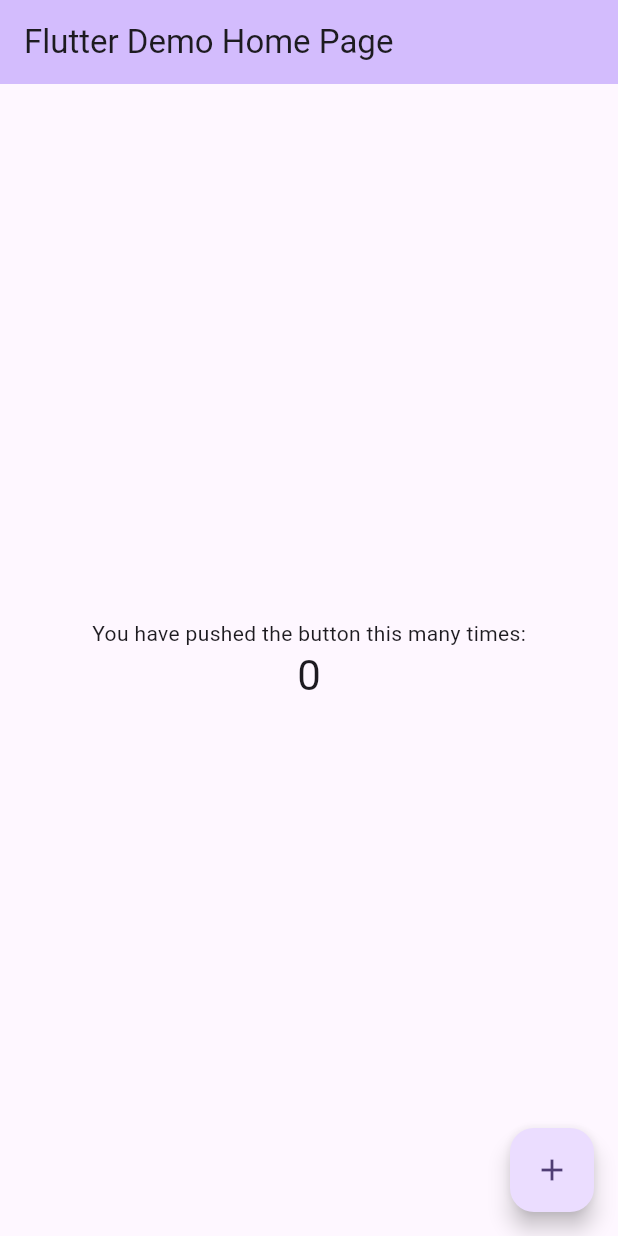
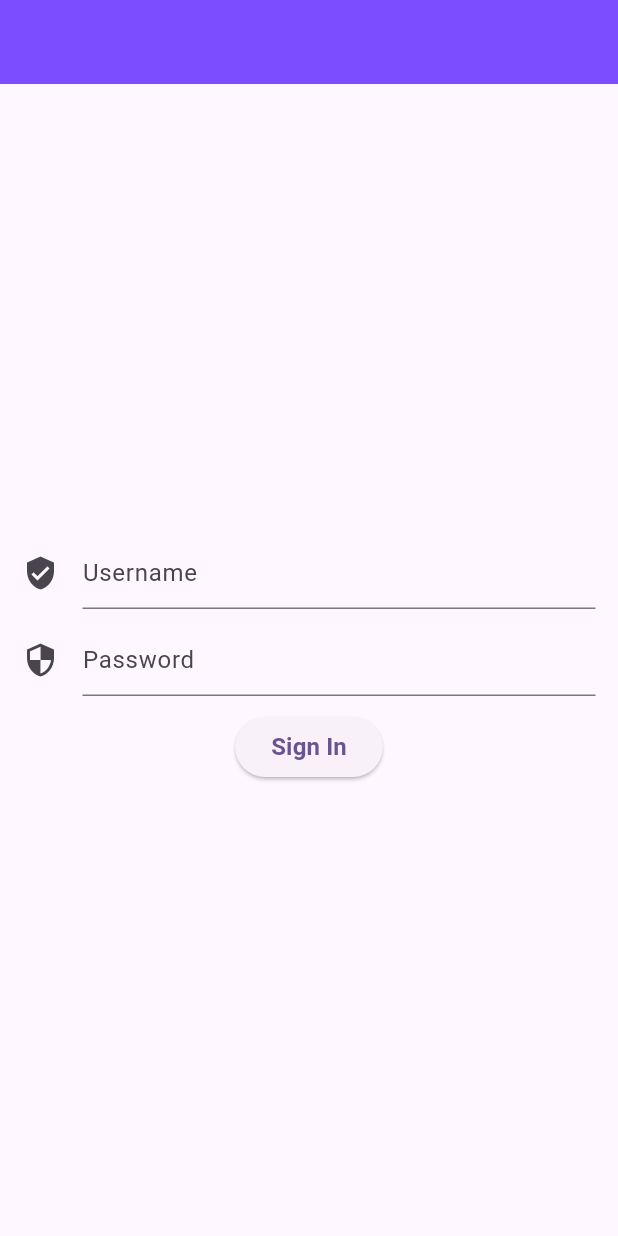
Before and after one commit to nishadadilshan/Mobile_login_with_blocArchitecture, a Flutter app: the screen it shows after launch, on a phone screen of 412 x 824 dp. Run offline on Flutter 3.47's test engine with Material 2 defaults, Android fonts, the phone set to English and light mode, and no system bars.

Commit message:
Added login page

```diff
--- /dev/null
+++ b/lib/login_view.dart
@@ -0,0 +1,53 @@
+import 'package:flutter/cupertino.dart';
+import 'package:flutter/material.dart';
+
+class LoginView extends StatelessWidget {
+  const LoginView({super.key});
+
+  @override
+  Widget build(BuildContext context) {
+    return Scaffold(
+      appBar: AppBar(
+        backgroundColor: Colors.deepPurpleAccent,
+      ),
+      body: Padding(
+        padding: const EdgeInsets.symmetric(horizontal: 15.0),
+        child: Center(
+          child: Column(
+            mainAxisAlignment: MainAxisAlignment.center,
+            children: [
+              _userNameField(),
+              SizedBox(height: 10,),
+              _passwordField(),
+              SizedBox(height: 10,),
+              _loginButton(),
+            ],
+          ),
+        ),
+      ),
+    );
+  }
+
+  Widget _passwordField(){
+    return TextFormField(
+      obscureText: true,
+      decoration: const InputDecoration(
+        icon: Icon(Icons.security),
+        hintText: "Password",
+      ),
+    );
+  }
+  Widget _userNameField(){
+    return TextFormField(
+      decoration: const InputDecoration(
+        icon: Icon(Icons.verified_user),
+        hintText: "Username",
+      ),
+    );
+  }
+  Widget _loginButton (){
+    return ElevatedButton(onPressed: (){
+      print("Pressed ---------->>");
+    }, child: const Text("Sign In", style: TextStyle(fontWeight: FontWeight.bold, fontSize: 16)),);
+  }
+}
--- a/lib/main.dart
+++ b/lib/main.dart
@@ -1,4 +1,5 @@
 import 'package:flutter/material.dart';
+import 'package:login_with_bloc/login_view.dart';
 
 void main() {
   runApp(const MyApp());
@@ -31,95 +32,7 @@ class MyApp extends StatelessWidget {
         colorScheme: ColorScheme.fromSeed(seedColor: Colors.deepPurple),
         useMaterial3: true,
       ),
-      home: const MyHomePage(title: 'Flutter Demo Home Page'),
+      home: const LoginView(),
     );
   }
 }
-
-class MyHomePage extends StatefulWidget {
-  const MyHomePage({super.key, required this.title});
-
-  // This widget is the home page of your application. It is stateful, meaning
-  // that it has a State object (defined below) that contains fields that affect
-  // how it looks.
-
-  // This class is the configuration for the state. It holds the values (in this
-  // case the title) provided by the parent (in this case the App widget) and
-  // used by the build method of the State. Fields in a Widget subclass are
-  // always marked "final".
-
-  final String title;
-
-  @override
-  State<MyHomePage> createState() => _MyHomePageState();
-}
-
-class _MyHomePageState extends State<MyHomePage> {
-  int _counter = 0;
-
-  void _incrementCounter() {
-    setState(() {
-      // This call to setState tells the Flutter framework that something has
-      // changed in this State, which causes it to rerun the build method below
-      // so that the display can reflect the updated values. If we changed
-      // _counter without calling setState(), then the build method would not be
-      // called again, and so nothing would appear to happen.
-      _counter++;
-    });
-  }
-
-  @override
-  Widget build(BuildContext context) {
-    // This method is rerun every time setState is called, for instance as done
-    // by the _incrementCounter method above.
-    //
-    // The Flutter framework has been optimized to make rerunning build methods
-    // fast, so that you can just rebuild anything that needs updating rather
-    // than having to individually change instances of widgets.
-    return Scaffold(
-      appBar: AppBar(
-        // TRY THIS: Try changing the color here to a specific color (to
-        // Colors.amber, perhaps?) and trigger a hot reload to see the AppBar
-        // change color while the other colors stay the same.
-        backgroundColor: Theme.of(context).colorScheme.inversePrimary,
-        // Here we take the value from the MyHomePage object that was created by
-        // the App.build method, and use it to set our appbar title.
-        title: Text(widget.title),
-      ),
-      body: Center(
-        // Center is a layout widget. It takes a single child and positions it
-        // in the middle of the parent.
-        child: Column(
-          // Column is also a layout widget. It takes a list of children and
-          // arranges them vertically. By default, it sizes itself to fit its
-          // children horizontally, and tries to be as tall as its parent.
-          //
-          // Column has various properties to control how it sizes itself and
-          // how it positions its children. Here we use mainAxisAlignment to
-          // center the children vertically; the main axis here is the vertical
-          // axis because Columns are vertical (the cross axis would be
-          // horizontal).
-          //
-          // TRY THIS: Invoke "debug painting" (choose the "Toggle Debug Paint"
-          // action in the IDE, or press "p" in the console), to see the
-          // wireframe for each widget.
-          mainAxisAlignment: MainAxisAlignment.center,
-          children: <Widget>[
-            const Text(
-              'You have pushed the button this many times:',
-            ),
-            Text(
-              '$_counter',
-              style: Theme.of(context).textTheme.headlineMedium,
-            ),
-          ],
-        ),
-      ),
-      floatingActionButton: FloatingActionButton(
-        onPressed: _incrementCounter,
-        tooltip: 'Increment',
-        child: const Icon(Icons.add),
-      ), // This trailing comma makes auto-formatting nicer for build methods.
-    );
-  }
-}
```
